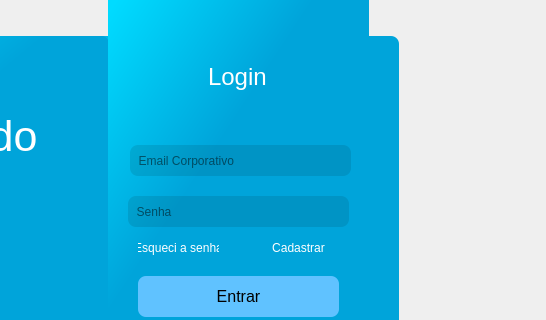
Old version of the form infra/ui/login.ui in the repository F-moreno/projeto-final-ciclo1; both pictures show x 362 to 908 and y 114 to 434 of the 908 by 625 pixel window.
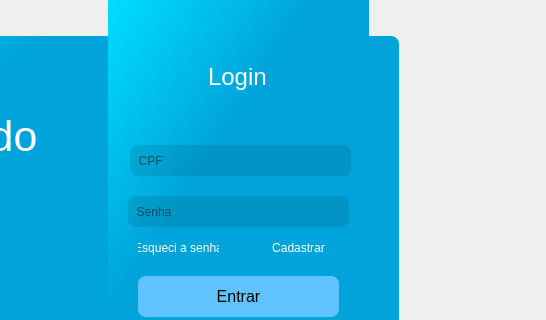
New version of the form. Icons and pictures are not drawn.

What changed in the file:
```diff
--- a/infra/ui/login.ui
+++ b/infra/ui/login.ui
@@ -532,7 +532,7 @@
      <string notr="true">background-color: rgba(0, 0, 0, 0.1);</string>
     </property>
     <property name="placeholderText">
-     <string>  Email Corporativo</string>
+     <string>  CPF</string>
     </property>
    </widget>
    <widget class="QLineEdit" name="txt_senha_login">
```
Left out of the diff: 2 changed lines with no effect on the pictures.
